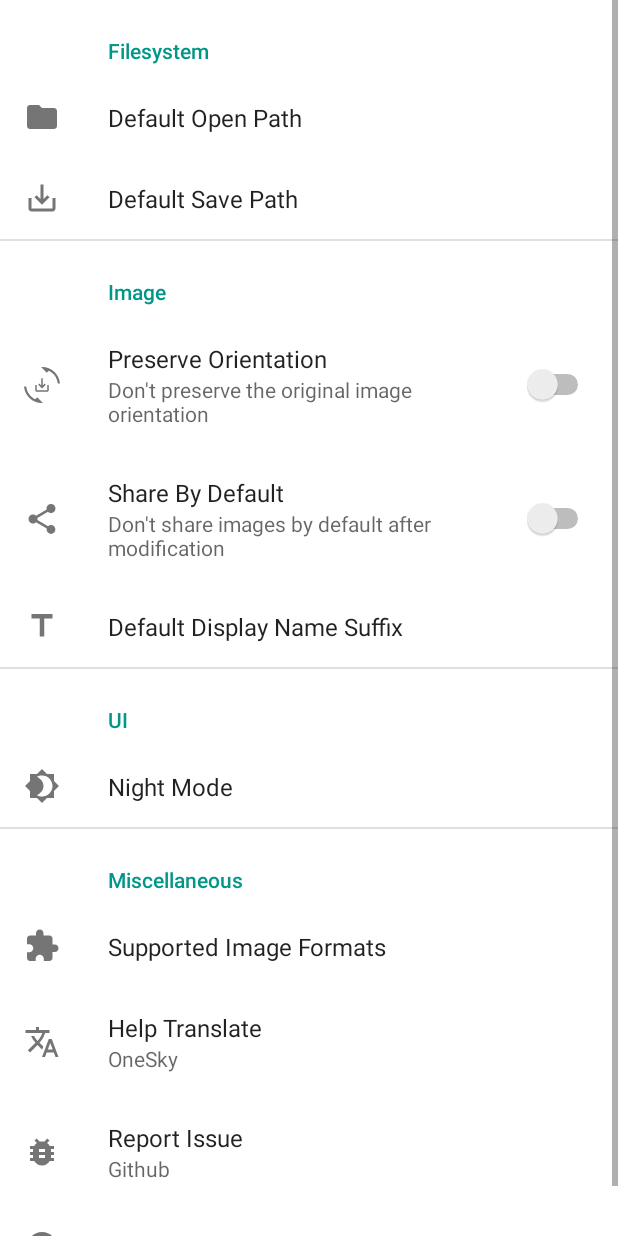
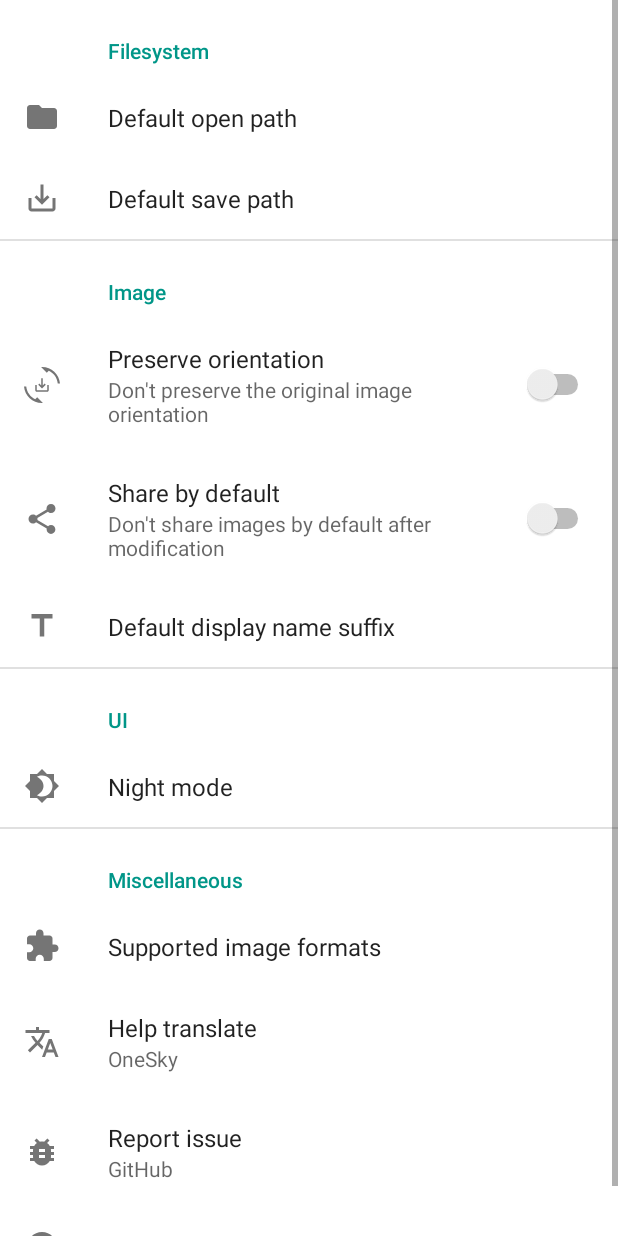
Before and after one commit to Tommy-Geenexus/exif-eraser, an Android app: the SettingsFragment screen opened through its navigation route, on a phone screen of 412 x 824 dp. Run offline under Robolectric (Android 15) with nearby library versions, the phone set to English and light mode, and no system bars; our stand-ins replace Dagger/Hilt's generated code, androidx.preference; libraries missing offline, so code that uses them is left out: app.cash.exhaustive, com.squareup.wire; 12 statements that could not run were skipped.

Commit message:
Update translations

```diff
--- a/app/src/main/java/com/none/tom/exiferaser/main/ui/MainFragment.kt
+++ b/app/src/main/java/com/none/tom/exiferaser/main/ui/MainFragment.kt
@@ -128,6 +128,11 @@ class MainFragment :
             viewModel.preparePutSelection(result)
             viewModel.putImagesSelection(imageUris = result)
         }
+        binding.title.text = getString(
+            R.string.choose_your_preferred_image_source_placeholder,
+            getString(R.string.choose_your),
+            getString(R.string.preferred_image_source)
+        )
         binding.imageSources.apply {
             layoutManager = StaggeredGridLayoutManager(
                 GRID_LAYOUT_SPAN_CNT,
--- a/app/src/main/res/layout-w720dp-land/fragment_main.xml
+++ b/app/src/main/res/layout-w720dp-land/fragment_main.xml
@@ -29,7 +29,6 @@
         android:layout_marginStart="@dimen/spacing_normal"
         android:layout_marginEnd="@dimen/spacing_normal"
         android:gravity="end"
-        android:text="@string/choose_image_source"
         android:textAppearance="@style/TextAppearance.ExifEraser.Title.Large"
         app:layout_constraintTop_toBottomOf="@id/guideline_title" />
 
--- a/app/src/main/res/layout/fragment_main.xml
+++ b/app/src/main/res/layout/fragment_main.xml
@@ -29,7 +29,6 @@
         android:layout_marginStart="@dimen/spacing_normal"
         android:layout_marginEnd="@dimen/spacing_normal"
         android:gravity="end"
-        android:text="@string/choose_image_source"
         android:textAppearance="@style/TextAppearance.ExifEraser.Title.Large"
         app:layout_constraintTop_toBottomOf="@id/guideline_title" />
 
--- a/app/src/main/res/values/strings.xml
+++ b/app/src/main/res/values/strings.xml
@@ -17,29 +17,30 @@
 
     <string name="automatically">Automatically</string>
 
-    <string name="become_translator">Help Translate</string>
+    <string name="become_translator">Help translate</string>
 
     <string name="camera">Camera</string>
 
     <string name="choose_image">Choose image</string>
     <string name="choose_image_directory">Choose image directory</string>
-    <string name="choose_image_source">Choose your\npreferred image source</string>
     <string name="choose_images">Choose images</string>
+    <string name="choose_your">Choose your</string>
+    <string name="choose_your_preferred_image_source_placeholder" translatable="false">%s\n%s</string>
 
     <string name="confirm">Confirm</string>
 
     <string name="custom">Custom</string>
 
-    <string name="default_display_name_suffix">Default Display Name Suffix</string>
-    <string name="default_path_open">Default Open Path</string>
-    <string name="default_path_save">Default Save Path</string>
+    <string name="default_display_name_suffix">Default display name suffix</string>
+    <string name="default_path_open">Default open path</string>
+    <string name="default_path_save">Default save path</string>
 
     <string name="details">Details</string>
 
     <string name="file_provider_package" translatable="false">com.none.tom.exiferaser.fileprovider</string>
     <string name="file_system">Filesystem</string>
 
-    <string name="github">Github</string>
+    <string name="github" translatable="false">GitHub</string>
 
     <string name="id_shortcut_choose_image" tools:keep="@string/id_shortcut_choose_image" translatable="false">choose_image</string>
     <string name="id_shortcut_choose_image_directory" tools:keep="@string/id_shortcut_choose_image_directory" translatable="false">choose_image_directory</string>
@@ -47,14 +48,15 @@
     <string name="id_shortcut_launch_camera" tools:keep="@string/id_shortcut_launch_camera" translatable="false">launch_camera</string>
 
     <string name="image">Image</string>
-    <string name="image_directory">Image\nDirectory</string>
-    <string name="image_file">Image\nFile</string>
-    <string name="image_files">Image\nFiles</string>
-    <string name="image_orientation">Preserve Orientation</string>
-    <string name="image_share_by_default">Share By Default</string>
-    <string name="image_supported_formats">Supported Image Formats</string>
+    <string name="image_directory">Image directory</string>
+    <string name="image_file">Image file</string>
+    <string name="image_files">Image files</string>
+    <string name="image_orientation">Preserve orientation</string>
+    <string name="image_share_by_default">Share by default</string>
+    <string name="image_supported_formats">Supported image formats</string>
 
-    <string name="images_modified" tools:ignore="PluralsCandidate">Modified %d of %d images</string>
+    <string name="images_modified">images modified</string>
+    <string name="images_modified_placeholder" translatable="false">%d %s %d %s</string>
 
     <string name="key_batch_image_processing" translatable="false">batch_image_processing</string>
     <string name="key_bug_report" translatable="false">bug_report</string>
@@ -69,7 +71,7 @@
     <string name="key_translate" translatable="false">translate</string>
     <string name="key_version" translatable="false">version</string>
 
-    <string name="low_batt_only">Low Battery Only</string>
+    <string name="low_batt_only">Low battery only</string>
 
     <string name="miscellaneous">Miscellaneous</string>
 
@@ -77,22 +79,26 @@
 
     <string name="never">Never</string>
 
-    <string name="night_mode">Night Mode</string>
+    <string name="night_mode">Night mode</string>
 
     <string name="none">None</string>
 
-    <string name="onesky">OneSky</string>
+    <string name="of">of</string>
 
-    <string name="path_save_choose">Choose Save Path</string>
-    <string name="path_save_custom">Custom Save Path</string>
-    <string name="path_save_default">Default Save Path</string>
+    <string name="onesky" translatable="false">OneSky</string>
+
+    <string name="path_save_choose">Choose save path</string>
+    <string name="path_save_custom">Custom save path</string>
+    <string name="path_save_default">Default save path</string>
+
+    <string name="preferred_image_source">preferred image source</string>
 
     <string name="preserve_image_orientation_off">Don\'t preserve the original image orientation</string>
     <string name="preserve_image_orientation_on">Preserve the original image orientation</string>
 
     <string name="reorder">Reorder</string>
 
-    <string name="report_bug">Report Issue</string>
+    <string name="report_bug">Report issue</string>
 
     <string name="saved">Saved</string>
 
@@ -107,7 +113,7 @@
 
     <string name="summary">Summary</string>
 
-    <string name="take_picture">Take Picture</string>
+    <string name="take_picture">Take picture</string>
 
     <string name="ui">UI</string>
 
```
Also changed, not shown: app/src/main/java/com/none/tom/exiferaser/selection/ui/SelectionFragment.kt (+7 -1 lines), 1 other file.
